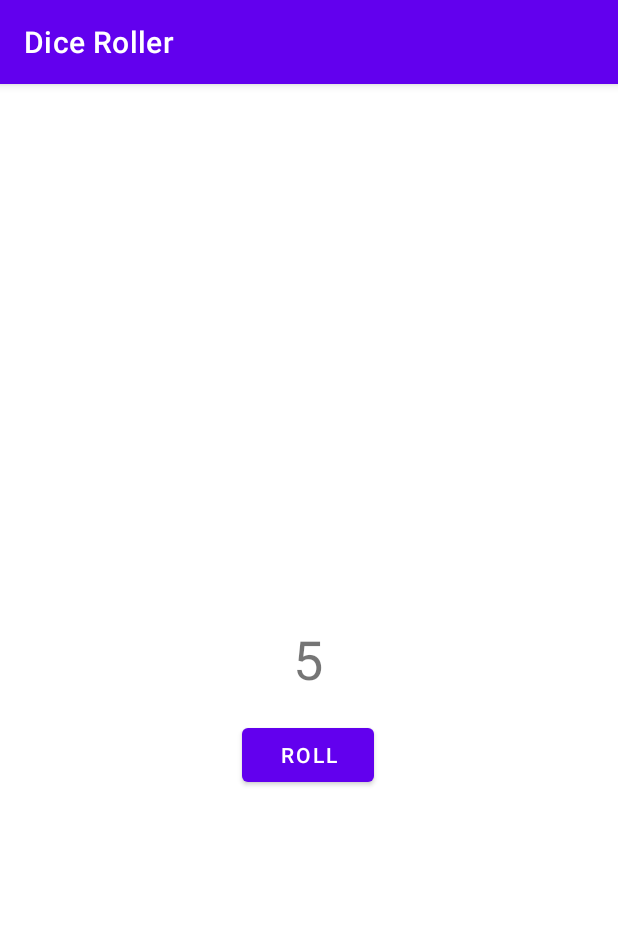
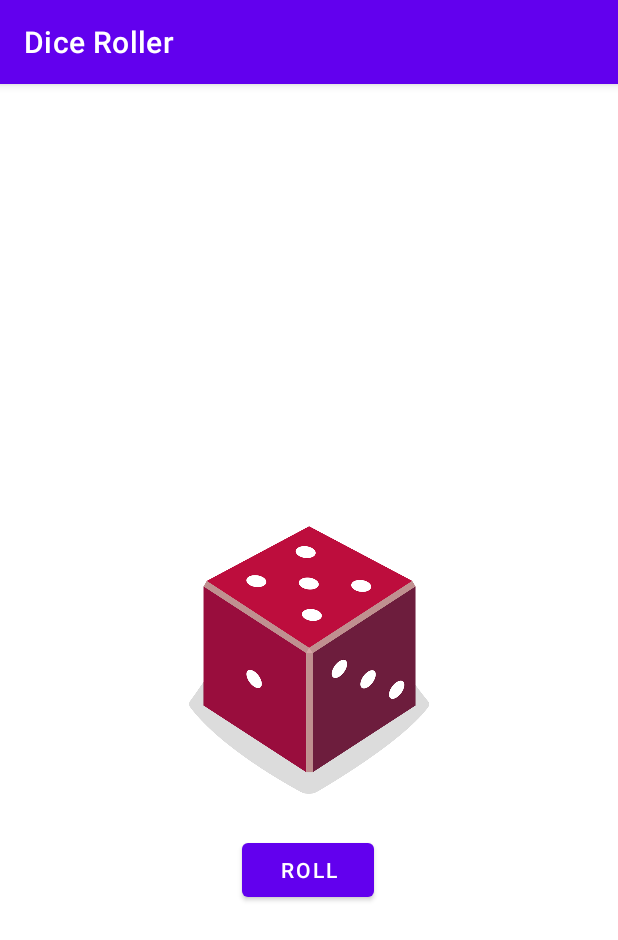
Before and after one commit to nine96as/dice-roller-app, an Android app: the screen it shows after launch (MainActivity), after a tap on "ROLL", on a phone screen of 412 x 824 dp. Shown: the top 940 px of the screen. Run offline under Robolectric (Android 15) with nearby library versions, the phone set to English and light mode, and no system bars.

Commit message:
feat: use of dice images when dice is rolled

```diff
--- a/app/src/main/java/com/example/diceroller/MainActivity.kt
+++ b/app/src/main/java/com/example/diceroller/MainActivity.kt
@@ -2,7 +2,7 @@ package com.example.diceroller
 
 import android.os.Bundle
 import android.widget.Button
-import android.widget.TextView
+import android.widget.ImageView
 import androidx.appcompat.app.AppCompatActivity
 
 /**
@@ -18,6 +18,9 @@ class MainActivity : AppCompatActivity() {
 
         val rollButton: Button = findViewById(R.id.button)
         rollButton.setOnClickListener { rollDice() }
+
+        // Do a dice roll when the app starts
+        rollDice()
     }
 
     /**
@@ -29,8 +32,23 @@ class MainActivity : AppCompatActivity() {
         val diceRoll = dice.roll()
 
         // Update the screen with the dice roll
-        val resultTextView: TextView = findViewById(R.id.textView)
-        resultTextView.text = diceRoll.toString()
+        val diceImage: ImageView = findViewById(R.id.imageView)
+
+        // Determine which drawable resource ID to use based on the dice roll
+        val drawableResource = when (diceRoll) {
+            1 -> R.drawable.dice_1
+            2 -> R.drawable.dice_2
+            3 -> R.drawable.dice_3
+            4 -> R.drawable.dice_4
+            5 -> R.drawable.dice_5
+            else -> R.drawable.dice_6
+        }
+
+        // Update the ImageView with the correct drawable resource ID
+        diceImage.setImageResource(drawableResource)
+
+        // Update the content description
+        diceImage.contentDescription = diceRoll.toString()
     }
 }
 
--- a/app/src/main/res/layout/activity_main.xml
+++ b/app/src/main/res/layout/activity_main.xml
@@ -5,19 +5,6 @@
     android:layout_width="match_parent"
     android:layout_height="match_parent"
     tools:context=".MainActivity">
-
-    <TextView
-        android:id="@+id/textView"
-        android:layout_width="wrap_content"
-        android:layout_height="wrap_content"
-        android:textSize="36sp"
-        app:layout_constraintBottom_toBottomOf="parent"
-        app:layout_constraintEnd_toEndOf="parent"
-        app:layout_constraintHorizontal_bias="0.498"
-        app:layout_constraintStart_toStartOf="parent"
-        app:layout_constraintTop_toTopOf="parent"
-        app:layout_constraintVertical_bias="0.499"
-        tools:text="1" />
 
     <Button
         android:id="@+id/button"
@@ -28,6 +15,16 @@
         app:layout_constraintEnd_toEndOf="parent"
         app:layout_constraintHorizontal_bias="0.498"
         app:layout_constraintStart_toStartOf="parent"
-        app:layout_constraintTop_toBottomOf="@+id/textView" />
+        app:layout_constraintTop_toBottomOf="@+id/imageView" />
+
+    <ImageView
+        android:id="@+id/imageView"
+        android:layout_width="160dp"
+        android:layout_height="200dp"
+        app:layout_constraintBottom_toBottomOf="parent"
+        app:layout_constraintEnd_toEndOf="parent"
+        app:layout_constraintStart_toStartOf="parent"
+        app:layout_constraintTop_toTopOf="parent"
+        tools:srcCompat="@drawable/dice_1" />
 
 </androidx.constraintlayout.widget.ConstraintLayout>
```
Also changed, not shown: app/src/main/res/drawable/dice_1.png (added), app/src/main/res/drawable/dice_2.png (added), app/src/main/res/drawable/dice_3.png (added), app/src/main/res/drawable/dice_4.png (added), app/src/main/res/drawable/dice_5.png (added), app/src/main/res/drawable/dice_6.png (added).
